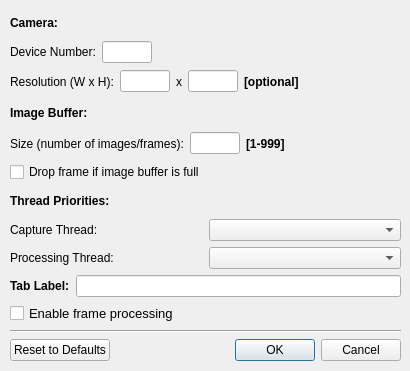
Qt form qt-ebug2014-control-mc/qt-ebug2014-control-mc/CameraConnectDialog.ui (monash-wsrn/ebug2014-qt) before a commit.
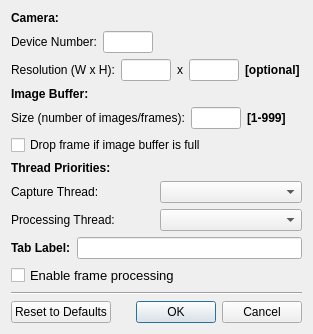
The same form after that commit.

```diff
--- a/qt-ebug2014-control-mc/qt-ebug2014-control-mc/CameraConnectDialog.ui
+++ b/qt-ebug2014-control-mc/qt-ebug2014-control-mc/CameraConnectDialog.ui
@@ -6,22 +6,15 @@
    <rect>
     <x>0</x>
     <y>0</y>
-    <width>410</width>
-    <height>371</height>
+    <width>313</width>
+    <height>333</height>
    </rect>
   </property>
   <property name="windowTitle">
    <string>Connect to Camera</string>
   </property>
-  <widget class="QWidget" name="layoutWidget">
-   <property name="geometry">
-    <rect>
-     <x>10</x>
-     <y>10</y>
-     <width>391</width>
-     <height>351</height>
-    </rect>
-   </property>
+  <layout class="QVBoxLayout" name="verticalLayout_5">
+   <item>
    <layout class="QVBoxLayout" name="verticalLayout_4">
     <item>
      <layout class="QVBoxLayout" name="verticalLayout_3">
@@ -472,7 +465,8 @@
      </layout>
     </item>
    </layout>
-  </widget>
+   </item>
+  </layout>
  </widget>
  <resources/>
  <connections>
```
Lines whose indentation alone changed are shown as unchanged.
